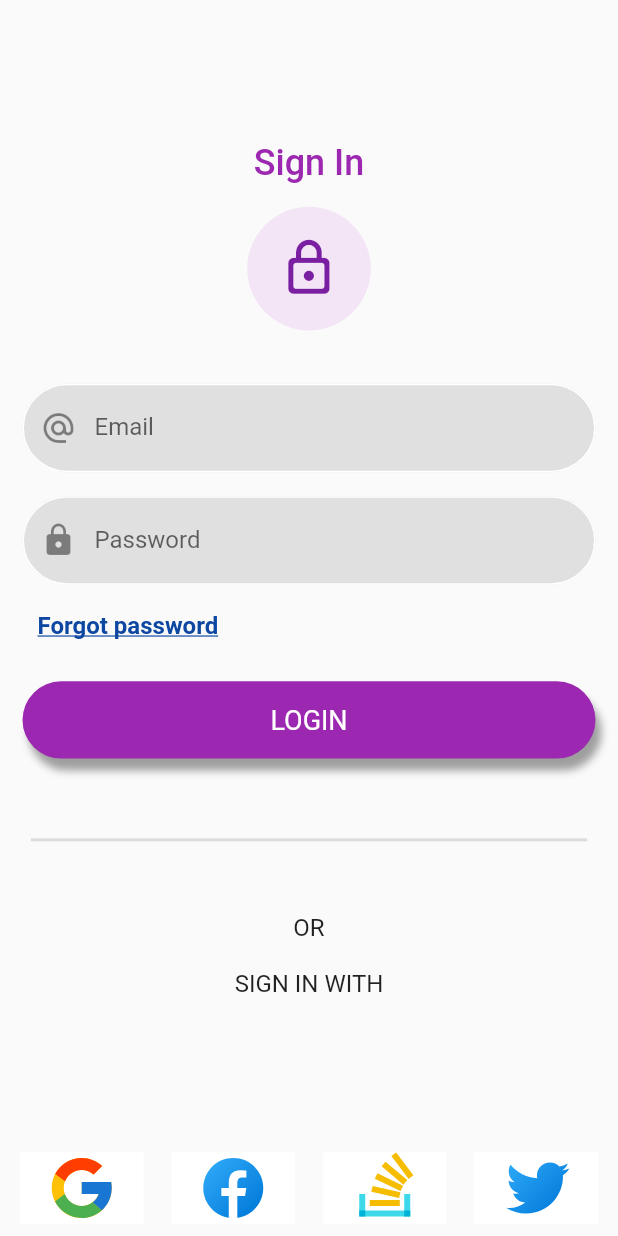
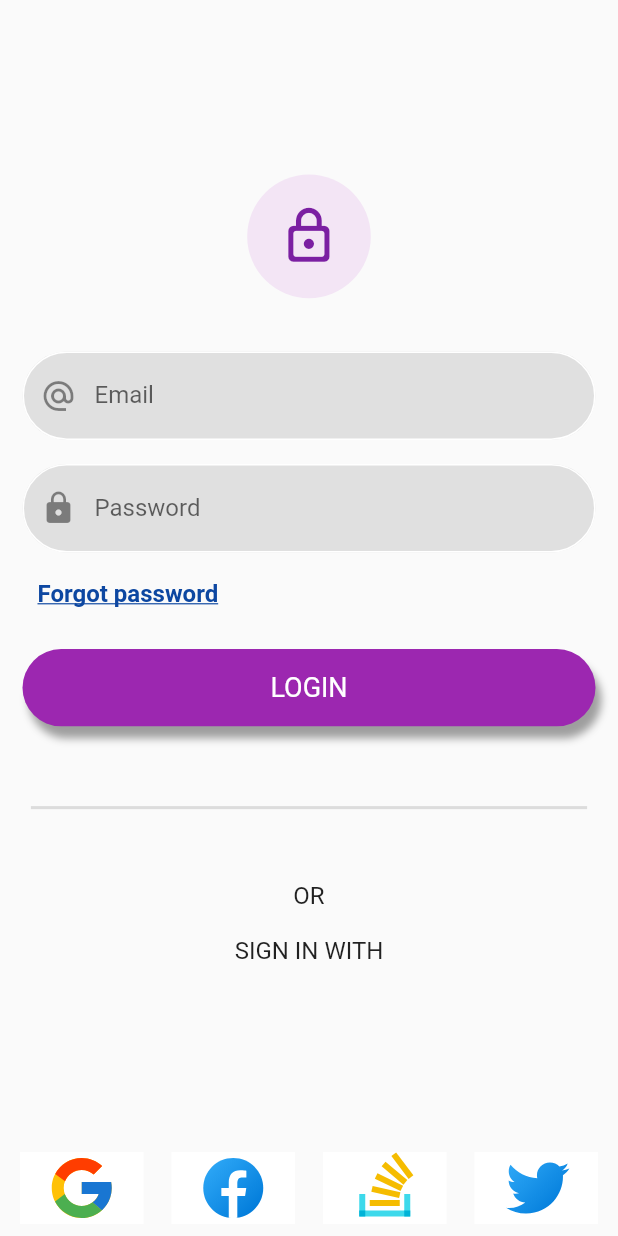
Before and after one commit to SamadhiWathsala/sample_app, a Flutter app: the screen it shows after launch, after a tap on "SIGN IN", on a phone screen of 412 x 824 dp. Run offline on Flutter 3.47's test engine with Material 2 defaults, Android fonts, the phone set to English and light mode, and no system bars; our stand-ins replace flutter_svg.

Commit message:
Remove unnesessary text

```diff
--- a/lib/screens/auth/sign_in.dart
+++ b/lib/screens/auth/sign_in.dart
@@ -16,10 +16,6 @@ class SignIn extends StatelessWidget {
         child: Column(
           mainAxisAlignment: MainAxisAlignment.center,
           children: [
-            Padding(
-              padding: const EdgeInsets.only(bottom: 15),
-              child: Text('Sign In',style: Theme.of(context).textTheme.headline5!.copyWith(color: Colors.purple,fontWeight: FontWeight.w500),),
-            ),
             CircleAvatar(
               radius: size.height/20,
               backgroundColor: Colors.purple[50],
```
